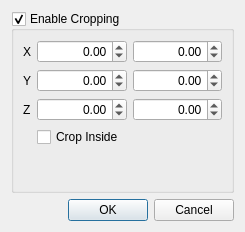
Before: the Qt Designer form VelodyneHDL/vvCropReturnsDialog.ui in Kitware/VeloView, drawn with Qt 5.
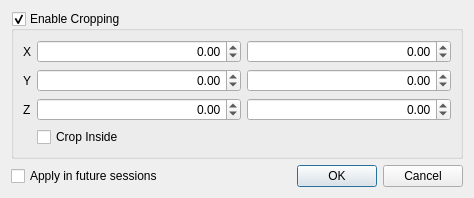
After: the same form once the commit is applied.

Commit message:
Implement save for future sessions for cropping and selection
This only works for cropping until laser selection learns to save
settings.

The edit to the form file:
```diff
--- a/VelodyneHDL/vvCropReturnsDialog.ui
+++ b/VelodyneHDL/vvCropReturnsDialog.ui
@@ -6,15 +6,35 @@
    <rect>
     <x>0</x>
     <y>0</y>
-    <width>245</width>
-    <height>232</height>
+    <width>474</width>
+    <height>196</height>
    </rect>
   </property>
   <property name="windowTitle">
    <string>Crop Returns</string>
   </property>
-  <layout class="QVBoxLayout" name="verticalLayout">
-   <item>
+  <layout class="QGridLayout" name="gridLayout">
+   <item row="1" column="1">
+    <widget class="QDialogButtonBox" name="buttonBox">
+     <property name="orientation">
+      <enum>Qt::Horizontal</enum>
+     </property>
+     <property name="standardButtons">
+      <set>QDialogButtonBox::Cancel|QDialogButtonBox::Ok</set>
+     </property>
+    </widget>
+   </item>
+   <item row="1" column="0">
+    <widget class="QCheckBox" name="saveCheckBox">
+     <property name="text">
+      <string>Apply in future sessions</string>
+     </property>
+     <property name="checked">
+      <bool>false</bool>
+     </property>
+    </widget>
+   </item>
+   <item row="0" column="0" colspan="2">
     <widget class="QGroupBox" name="CropGroupBox">
      <property name="title">
       <string>Enable Cropping</string>
@@ -147,16 +167,6 @@
      </layout>
     </widget>
    </item>
-   <item>
-    <widget class="QDialogButtonBox" name="buttonBox">
-     <property name="orientation">
-      <enum>Qt::Horizontal</enum>
-     </property>
-     <property name="standardButtons">
-      <set>QDialogButtonBox::Cancel|QDialogButtonBox::Ok</set>
-     </property>
-    </widget>
-   </item>
   </layout>
  </widget>
  <resources/>
```
The commit also changes 2 other files.
